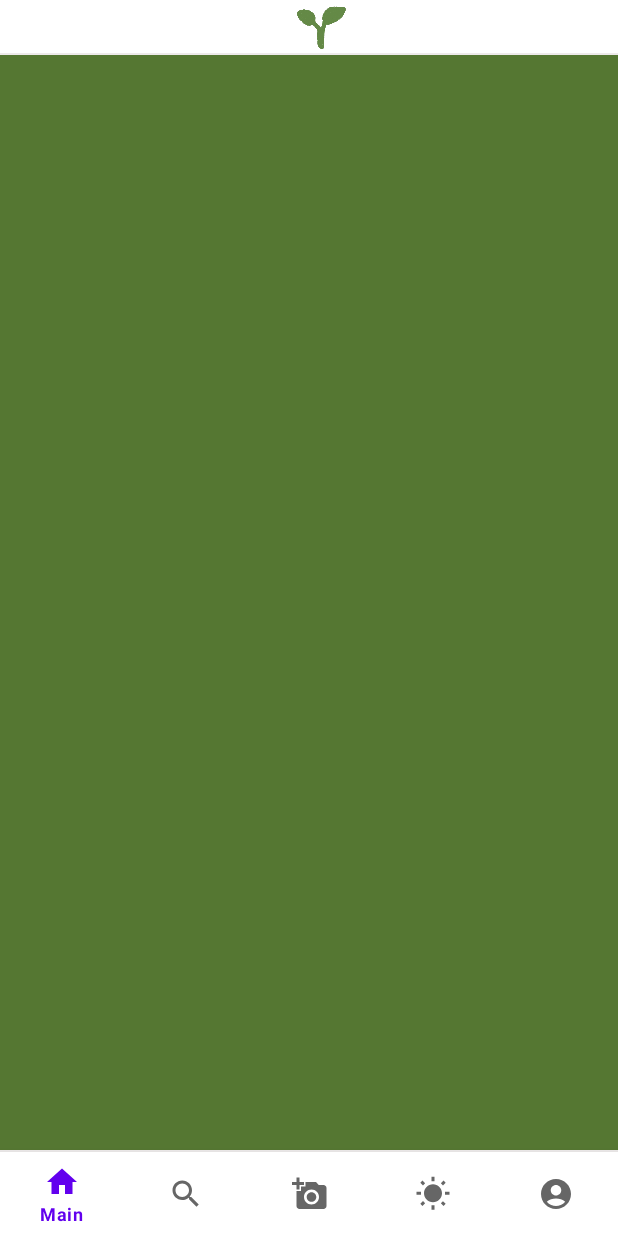
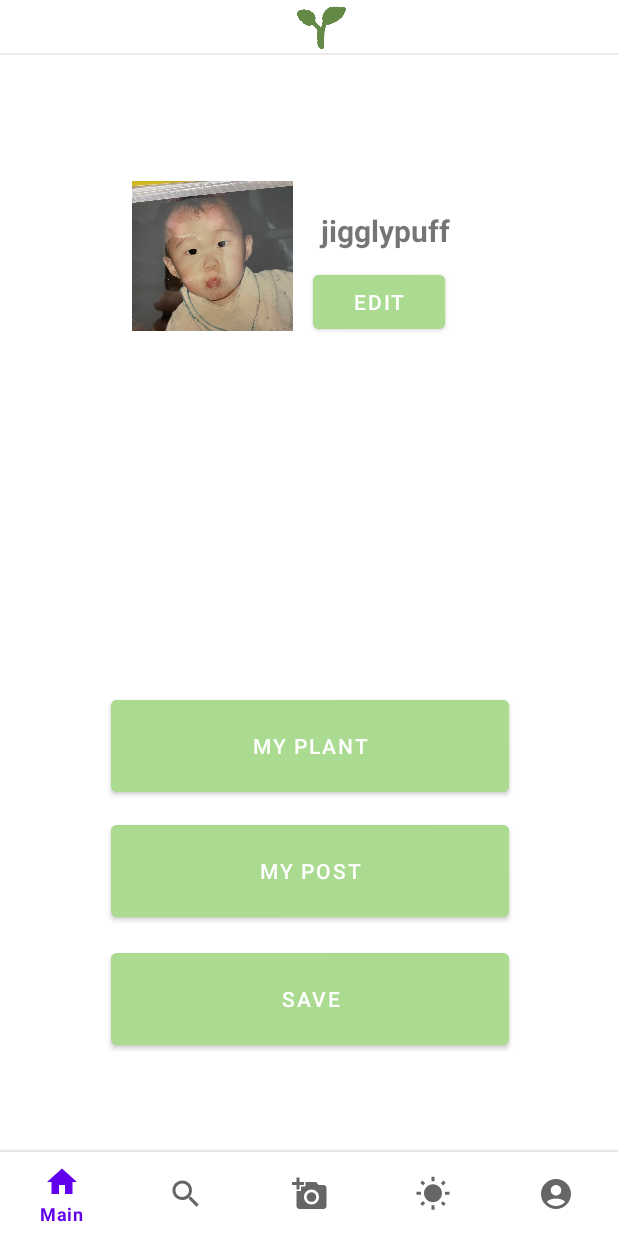
Before and after one commit to jeewonkimm2/SIKJIPSA, an Android app: the fragment UserFragment placed in its activity, on a phone screen of 412 x 824 dp. Run offline under Robolectric (Android 15) with nearby library versions, the phone set to English and light mode, and no system bars; our stand-ins replace Firebase (no records; nobody signed in at launch, a user with empty details on screens opened directly); pictures from the network do not load.

Commit message:
my page layout done

```diff
--- a/app/src/main/res/layout/fragment_user.xml
+++ b/app/src/main/res/layout/fragment_user.xml
@@ -1,7 +1,95 @@
 <?xml version="1.0" encoding="utf-8"?>
 <androidx.constraintlayout.widget.ConstraintLayout xmlns:android="http://schemas.android.com/apk/res/android"
-    android:background="#557732"
+    xmlns:app="http://schemas.android.com/apk/res-auto"
+    xmlns:tools="http://schemas.android.com/tools"
     android:layout_width="match_parent"
     android:layout_height="match_parent">
 
+
+    <ImageView
+        android:id="@+id/profile"
+        android:layout_width="107dp"
+        android:layout_height="108dp"
+        android:layout_marginStart="88dp"
+
+
+        android:layout_marginTop="80dp"
+        android:src="@drawable/jihoon"
+        app:layout_constraintStart_toStartOf="parent"
+        app:layout_constraintTop_toTopOf="parent"
+        tools:ignore="MissingConstraints" />
+
+    <Button
+        android:id="@+id/editBtn"
+        android:layout_width="wrap_content"
+        android:layout_height="wrap_content"
+        android:layout_marginStart="13dp"
+
+        android:layout_marginEnd="115dp"
+        android:backgroundTint="#AADB91"
+        android:text="edit"
+        android:textColor="@android:color/white"
+        app:layout_constraintEnd_toEndOf="parent"
+        app:layout_constraintStart_toEndOf="@+id/profile"
+        app:layout_constraintTop_toBottomOf="@+id/textView2"
+        tools:ignore="MissingConstraints" />
+
+    <TextView
+        android:id="@+id/textView2"
+        android:layout_width="122dp"
+        android:layout_height="37dp"
+        android:layout_marginTop="103dp"
+        android:layout_marginEnd="94dp"
+        android:text="jigglypuff"
+        android:textAlignment="center"
+
+        android:textSize="20dp"
+        android:textStyle="bold"
+        app:layout_constraintEnd_toEndOf="parent"
+        app:layout_constraintTop_toTopOf="parent"
+        tools:ignore="MissingConstraints" />
+
+    <Button
+        android:id="@+id/myplantBtn"
+        android:layout_width="265dp"
+        android:layout_height="73dp"
+        android:layout_marginBottom="10dp"
+        android:backgroundTint="#AADB91"
+        android:text="My Plant"
+
+        app:layout_constraintBottom_toTopOf="@+id/mypostBtn"
+        app:layout_constraintEnd_toEndOf="parent"
+        app:layout_constraintHorizontal_bias="0.506"
+        app:layout_constraintStart_toStartOf="parent"
+        tools:ignore="MissingConstraints" />
+
+    <Button
+        android:id="@+id/mypostBtn"
+        android:layout_width="265dp"
+        android:layout_height="73dp"
+        android:layout_marginBottom="12dp"
+        android:backgroundTint="#AADB91"
+        android:text="My Post"
+        app:layout_constraintBottom_toTopOf="@+id/saveBtn"
+        app:layout_constraintEnd_toEndOf="parent"
+
+        app:layout_constraintHorizontal_bias="0.506"
+        app:layout_constraintStart_toStartOf="parent"
+        tools:ignore="MissingConstraints" />
+
+    <Button
+        android:id="@+id/saveBtn"
+        android:layout_width="265dp"
+        android:layout_height="73dp"
+        android:layout_marginBottom="64dp"
+        android:backgroundTint="#AADB91"
+        android:text="Save"
+        app:layout_constraintBottom_toBottomOf="parent"
+
+        app:layout_constraintEnd_toEndOf="parent"
+        app:layout_constraintHorizontal_bias="0.506"
+        app:layout_constraintStart_toStartOf="parent"
+        tools:ignore="MissingConstraints" />
+
+
 </androidx.constraintlayout.widget.ConstraintLayout>
```
Also changed, not shown: app/src/main/res/drawable/jihoon.jpeg (added).
